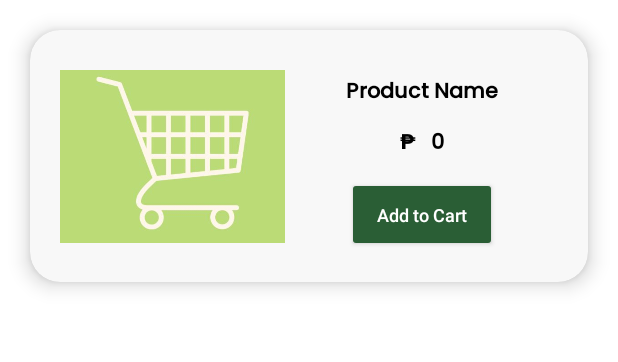
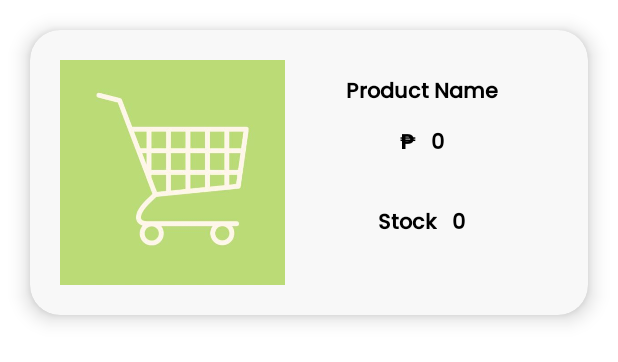
Before and after one commit to Noy-98/CDMM, an Android app: the layout products_item.xml on its own in the app's theme, with its tools: preview values and no code run, on a phone screen of 412 x 824 dp. Shown: the top 362 px of the screen. Run offline under Robolectric (Android 15) with nearby library versions, the phone set to English and light mode, and no system bars.

Commit message:
Product Stock Added

```diff
--- a/app/src/main/java/com/itech/cdmm/CartDBStructure.kt
+++ b/app/src/main/java/com/itech/cdmm/CartDBStructure.kt
@@ -10,5 +10,6 @@ data class CartDBStructure(
     val product_description: String = "",
     var product_quantity: String = "1",
     var product_total_price: String = "",
+    val product_stock: String = "",
     var product_image: String? = null
 ): Serializable
--- a/app/src/main/java/com/itech/cdmm/CartsAdapter.kt
+++ b/app/src/main/java/com/itech/cdmm/CartsAdapter.kt
@@ -30,6 +30,7 @@ class CartsAdapter(private val context: Context, private var cartList: MutableLi
         val decrease2: ImageView = itemView.findViewById(R.id.decrease2)
         val productSize: TextView = itemView.findViewById(R.id.productSize)
         val increase2: ImageView = itemView.findViewById(R.id.increase2)
+        val product_stock: TextView = itemView.findViewById(R.id.productStock)
         val deleteBttn: AppCompatButton = itemView.findViewById(R.id.deleteBttn)
     }
 
@@ -53,6 +54,7 @@ class CartsAdapter(private val context: Context, private var cartList: MutableLi
         holder.productQuantity.text = cart.product_quantity
         holder.product_price.text = cart.product_total_price
         holder.productSize.text = cart.product_size
+        holder.product_stock.text = cart.product_stock
 
         holder.decrease2.setOnClickListener {
             updateProductSize(cart, holder, decrease = true)
--- a/app/src/main/java/com/itech/cdmm/ProductsDBStructure.kt
+++ b/app/src/main/java/com/itech/cdmm/ProductsDBStructure.kt
@@ -8,5 +8,6 @@ data class ProductsDBStructure(
     val product_price: String = "",
     val product_size: String = "",
     val product_description: String = "",
+    val product_stock: String = "",
     var product_image: String? = null
 ): Serializable
--- a/app/src/main/res/layout/products_item.xml
+++ b/app/src/main/res/layout/products_item.xml
@@ -16,7 +16,7 @@
         <ImageView
             android:id="@+id/productImage"
             android:layout_width="150dp"
-            android:layout_height="115dp"
+            android:layout_height="150dp"
             android:scaleType="centerCrop"
             android:src="@drawable/cart_icon"
             app:layout_constraintStart_toStartOf="parent"
@@ -39,10 +39,10 @@
             android:textColor="@color/black"/>
 
         <LinearLayout
+            android:id="@+id/line1"
             android:layout_width="wrap_content"
             android:layout_height="wrap_content"
             app:layout_constraintTop_toBottomOf="@+id/productName"
-            app:layout_constraintBottom_toTopOf="@+id/addtoCartBttn"
             app:layout_constraintStart_toEndOf="@+id/productImage"
             app:layout_constraintEnd_toEndOf="parent"
             android:layout_margin="10dp"
@@ -69,6 +69,37 @@
 
         </LinearLayout>
 
+        <LinearLayout
+            android:id="@+id/lin2"
+            android:layout_width="wrap_content"
+            android:layout_height="wrap_content"
+            app:layout_constraintTop_toBottomOf="@+id/line1"
+            app:layout_constraintBottom_toTopOf="@+id/addtoCartBttn"
+            app:layout_constraintStart_toEndOf="@+id/productImage"
+            app:layout_constraintEnd_toEndOf="parent"
+            android:layout_margin="10dp"
+            android:orientation="horizontal">
+
+            <TextView
+                android:layout_width="wrap_content"
+                android:layout_height="wrap_content"
+                android:text="Stock"
+                android:fontFamily="@font/poppins_medium"
+                android:textStyle="bold"
+                android:textColor="@color/black"/>
+
+            <TextView
+                android:id="@+id/productStock"
+                android:layout_width="wrap_content"
+                android:layout_height="wrap_content"
+                android:layout_marginStart="10dp"
+                android:text="0"
+                android:fontFamily="@font/poppins_medium"
+                android:textStyle="bold"
+                android:textColor="@color/black"/>
+
+        </LinearLayout>
+
         <androidx.appcompat.widget.AppCompatButton
             android:id="@+id/addtoCartBttn"
             android:layout_width="100dp"
@@ -82,6 +113,7 @@
             android:textSize="12sp"
             app:layout_constraintEnd_toEndOf="parent"
             app:layout_constraintStart_toEndOf="@+id/productImage"
-            app:layout_constraintBottom_toBottomOf="parent"/>
+            app:layout_constraintBottom_toBottomOf="parent"
+            android:visibility="gone"/>
     </androidx.constraintlayout.widget.ConstraintLayout>
 </androidx.cardview.widget.CardView>
```
Also changed, not shown: app/src/main/java/com/itech/cdmm/ProductsAdapter.kt (+12 -0 lines), app/src/main/res/layout/carts_item.xml (+33 -2 lines).
